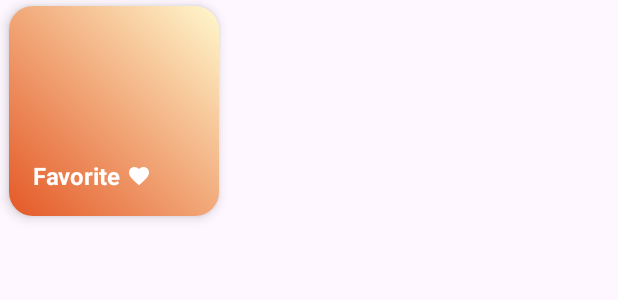
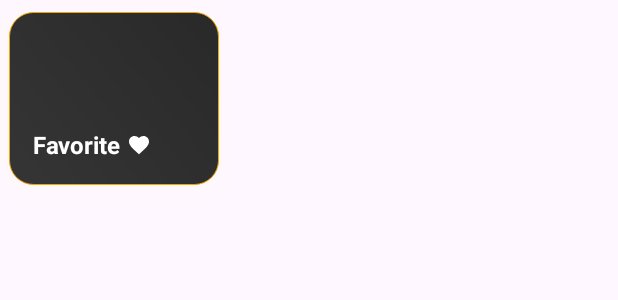
Before and after one commit to miladgoli/DuskPlayer, an Android app: the layout item_playlist.xml on its own in the app's theme, with its tools: preview values and no code run, on a phone screen of 412 x 824 dp. Shown: the top 300 px of the screen. Run offline under Robolectric (Android 15) with nearby library versions, the phone set to English and light mode, and no system bars.

Commit message:
Change UI Playlists

```diff
--- a/app/src/main/res/drawable/background_cover_playlist_btn.xml
+++ b/app/src/main/res/drawable/background_cover_playlist_btn.xml
@@ -2,8 +2,8 @@
 <shape xmlns:android="http://schemas.android.com/apk/res/android"
     android:shape="rectangle">
 
-    <gradient android:startColor="@color/dusk_orange" android:endColor="@color/dusk_very_light_yellow" android:angle="45"></gradient>
+    <gradient android:startColor="@color/dusk_gray" android:endColor="@color/dusk_black" android:angle="45"></gradient>
     <corners android:radius="16dp" ></corners>
-
+    <stroke android:width="0.5dp" android:color="@color/dusk_light_yellow"/>
 
 </shape>
--- a/app/src/main/res/layout/activity_main.xml
+++ b/app/src/main/res/layout/activity_main.xml
@@ -31,10 +31,11 @@
     <androidx.recyclerview.widget.RecyclerView
         android:id="@+id/playlistRecyclerMain"
         android:layout_width="0dp"
-        android:layout_height="148dp"
+        android:layout_height="wrap_content"
         android:background="@color/dusk_dark_black"
         app:layout_constraintLeft_toLeftOf="parent"
         app:layout_constraintRight_toRightOf="parent"
+        app:layout_constraintBottom_toTopOf="@id/musicRecyclerMain"
         app:layout_constraintTop_toBottomOf="@id/appBarFrameMain" />
 
     <androidx.recyclerview.widget.RecyclerView
--- a/app/src/main/res/layout/item_playlist.xml
+++ b/app/src/main/res/layout/item_playlist.xml
@@ -1,10 +1,10 @@
 <?xml version="1.0" encoding="utf-8"?>
 <androidx.constraintlayout.widget.ConstraintLayout xmlns:android="http://schemas.android.com/apk/res/android"
     android:layout_width="140dp"
-    android:layout_height="140dp"
+    android:layout_height="115dp"
     xmlns:app="http://schemas.android.com/apk/res-auto"
-    android:layout_marginTop="4dp"
-    android:layout_marginBottom="4dp"
+    android:layout_marginTop="8dp"
+    android:layout_marginBottom="8dp"
     android:layout_marginStart="6dp"
     android:layout_marginEnd="6dp"
     app:layout_constraintRight_toRightOf="parent"
@@ -12,7 +12,8 @@
     app:layout_constraintLeft_toLeftOf="parent"
     app:layout_constraintBottom_toBottomOf="parent"
     android:clickable="true"
-    android:elevation="5dp"
+    android:elevation="12dp"
+    android:outlineSpotShadowColor="@color/dusk_very_light_yellow"
     android:background="@drawable/background_cover_playlist_btn">
 
 
--- a/app/src/main/res/layout/playing_music.xml
+++ b/app/src/main/res/layout/playing_music.xml
@@ -176,7 +176,7 @@
         app:layout_constraintTop_toTopOf="parent"
         app:srcCompat="@drawable/logo" />
 
-    <TextClock
+    <TextView
         android:id="@+id/endTimePlayingMusic"
         android:layout_width="wrap_content"
         android:layout_height="wrap_content"
@@ -187,7 +187,7 @@
         android:textColor="@color/dusk_very_light_yellow"
         android:textStyle="normal"/>
 
-    <TextClock
+    <TextView
         android:id="@+id/startTimePlayingMusic"
         android:layout_width="wrap_content"
         android:layout_height="wrap_content"
--- a/build.gradle.kts
+++ b/build.gradle.kts
@@ -1,5 +1,5 @@
 // Top-level build file where you can add configuration options common to all sub-projects/modules.
 plugins {
-    id("com.android.application") version "8.2.1" apply false
+    id("com.android.application") version "8.2.2" apply false
     id("org.jetbrains.kotlin.android") version "1.9.0" apply false
 }
```
